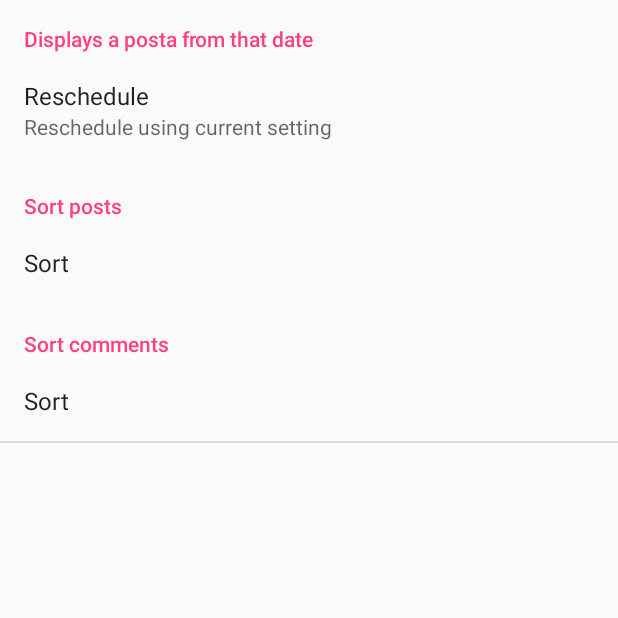
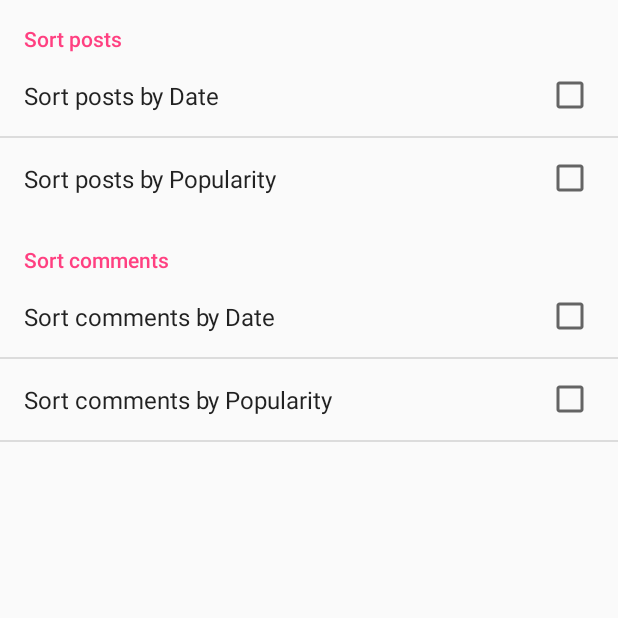
Before and after one commit to mare1997/-Android, an Android app: the screen it shows after launch (SettingsActivity), in the options menu, after a tap on "Settings", on a phone screen of 412 x 824 dp, the top half of it. Run offline under Robolectric (Android 15) with nearby library versions, the phone set to English and light mode, and no system bars.

Commit message:
ZAdatak7

```diff
--- a/Android2/app/build.gradle
+++ b/Android2/app/build.gradle
@@ -4,7 +4,7 @@ android {
     compileSdkVersion 26
     defaultConfig {
         applicationId "com.android.android"
-        minSdkVersion 23
+        minSdkVersion 21
         targetSdkVersion 26
         versionCode 1
         versionName "1.0"
--- a/Android2/app/src/main/java/com/android/android/PostsActivity.java
+++ b/Android2/app/src/main/java/com/android/android/PostsActivity.java
@@ -31,7 +31,8 @@ public class PostsActivity extends AppCompatActivity implements AdapterView.OnIt
     private DrawerLayout drawerLayout;
     private ListView listView;
     private String[] lista;
-    private String sortPost;
+    private boolean sortPostbyDate;
+    private boolean sortPostbyPppularity;
     private SharedPreferences sharedPreferences;
     private ActionBarDrawerToggle toggle;
     private ArrayList<Post> posts = new ArrayList<Post>();
@@ -90,26 +91,27 @@ public class PostsActivity extends AppCompatActivity implements AdapterView.OnIt
 
         User newUser = new User();
         newUser.setUsername("newUsername");
-
+        Date date=new Date(2018,05,1);
+        Date date2=new Date(2018,03,1);
         Date currentDate = Calendar.getInstance().getTime();
         Post post2 = new Post();
         post2.setAuthor(newUser);
-        post2.setTitle("Titdbaagdgagatle");
+        post2.setTitle("Ne popularan");
         post2.setDate(currentDate);
         post2.setLikes(50);
         post2.setDislikes(1232);
         posts.add(post2);
         Post post = new Post();
         post.setAuthor(newUser);
-        post.setTitle("Title");
-        post.setDate(currentDate);
+        post.setTitle("Popularan");
+        post.setDate(date);
         post.setLikes(100);
         post.setDislikes(1);
 
         Post post1 = new Post();
         post1.setAuthor(newUser);
-        post1.setTitle("TitleTitle");
-        post1.setDate(currentDate);
+        post1.setTitle("Mare");
+        post1.setDate(date2);
         post1.setLikes(50);
         post1.setDislikes(2);
         posts.add(post1);
@@ -159,26 +161,29 @@ public class PostsActivity extends AppCompatActivity implements AdapterView.OnIt
 
 
     public void sortPosts(){
-        sharedPreferences = PreferenceManager.getDefaultSharedPreferences(this);
-        sortPost = sharedPreferences.getString(getString(R.string.sortP), "Popularity");
+        sharedPreferences= PreferenceManager.getDefaultSharedPreferences(this);
+        sortPostbyDate =sharedPreferences.getBoolean(getString(R.string.sort_comm_date_key),false);
+        sortPostbyPppularity=sharedPreferences.getBoolean(getString(R.string.sort_posts_popu),false);
+        if(sortPostbyDate == true){
+            sortByDate();
+        }
+        if(sortPostbyPppularity == true){
+            sortPostsByPopularity();
+        }
 
 
-        switch (sortPost){
-            case "Popularity":sortPostsByPopularity();
-            case "Date":sortByDate();
-        }
     }
     public void sortPostsByPopularity(){
-        Toast.makeText(this, posts.toString(), Toast.LENGTH_SHORT).show();
+
         Collections.sort(posts, new Comparator< Post >() {
             @Override
             public int compare(Post post, Post t1) {
-                return post.getPopularity() - t1.getPopularity();
+                return   post.getPopularity() - t1.getPopularity();
             }
 
 
         });
-        Toast.makeText(this, posts.toString(), Toast.LENGTH_SHORT).show();
+
     }
     public void sortByDate(){
         Collections.sort(posts, new Comparator<Post>() {
--- a/Android2/app/src/main/java/com/android/android/SettingsActivity.java
+++ b/Android2/app/src/main/java/com/android/android/SettingsActivity.java
@@ -3,12 +3,15 @@ package com.android.android;
 import android.annotation.TargetApi;
 import android.app.DatePickerDialog;
 import android.os.Build;
+import android.preference.CheckBoxPreference;
 import android.preference.Preference;
 import android.preference.PreferenceActivity;
 import android.preference.PreferenceFragment;
+import android.support.v4.app.NavUtils;
 import android.support.v7.app.AppCompatActivity;
 import android.os.Bundle;
 import android.util.Log;
+import android.view.MenuItem;
 import android.widget.DatePicker;
 
 import java.util.Calendar;
@@ -18,68 +21,123 @@ public class SettingsActivity extends PreferenceActivity implements DatePickerDi
     @Override
     protected void onCreate(Bundle savedInstanceState) {
         super.onCreate(savedInstanceState);
-
-
-        getFragmentManager().beginTransaction().replace(android.R.id.content,
-                new PrefsFragment()).commit();
-        Preference btnDateFilter = (Preference) findPreference("btnDateFilter");
-        /*btnDateFilter.setOnPreferenceClickListener(new Preference.OnPreferenceClickListener() {
-            @TargetApi(Build.VERSION_CODES.HONEYCOMB)
-            @Override
-            public boolean onPreferenceClick(Preference preference) {
-                showDateDialog();
-                return false;
-            }
-        });*/
+        addPreferencesFromResource(R.xml.preferences);
+        setRules();
 
 
     }
+
     @Override
-    protected  void onStart() {
+    protected void onStart() {
         super.onStart();
     }
+
     @Override
-    protected  void onRestart() {
+    protected void onRestart() {
         super.onRestart();
     }
+
     @Override
-    protected  void onResume() {
+    protected void onResume() {
         super.onResume();
     }
+
     @Override
-    protected  void onPause() {
+    protected void onPause() {
         super.onPause();
     }
+
     @Override
-    protected  void onStop() {
+    protected void onStop() {
         super.onStop();
     }
+
     @Override
-    protected  void onDestroy() {
+    protected void onDestroy() {
         super.onDestroy();
     }
 
     @Override
     public void onDateSet(DatePicker datePicker, int i, int i1, int i2) {
-        Log.i("dasd","year "+i+" month "+i1+" day "+i2);
+        Log.i("dasd", "year " + i + " month " + i1 + " day " + i2);
     }
-    public static class PrefsFragment extends PreferenceFragment {
 
-        @Override
-        public void onCreate(Bundle savedInstanceState) {
-            super.onCreate(savedInstanceState);
 
-            // Load the preferences from an XML resource
-            addPreferencesFromResource(R.xml.preferences);
+
+    public boolean onOptionsItemSelected(MenuItem item) {
+        switch (item.getItemId()) {
+            // Respond to the action bar's Up/Home button
+            case android.R.id.home:
+                NavUtils.navigateUpFromSameTask(this);
+                return true;
         }
+        return super.onOptionsItemSelected(item);
     }
-    private void showDateDialog(){
-        // Use the current date as the default date in the picker
-        final Calendar c = Calendar.getInstance();
-        int year = c.get(Calendar.YEAR);
-        int month = c.get(Calendar.MONTH);
-        int day = c.get(Calendar.DAY_OF_MONTH);
-        new DatePickerDialog(this,this, year, month, day).show();
+
+    private void setStatus(Preference preference, boolean stats) {
+        preference.setEnabled(stats);
+    }
+
+    public void setRules() {
+        CheckBoxPreference cbPostDate = (CheckBoxPreference) findPreference(getString(R.string.sort_posts_date_key));
+        cbPostDate.setOnPreferenceClickListener(new Preference.OnPreferenceClickListener() {
+            @Override
+            public boolean onPreferenceClick(Preference preference) {
+                CheckBoxPreference checkBoxPreference = (CheckBoxPreference) preference;
+                setStatus(findPreference(getString(R.string.sort_posts_popu_key)), !checkBoxPreference.isChecked());
+                return true;
+
+            }
+        });
+
+        CheckBoxPreference cbPostPop = (CheckBoxPreference) findPreference(getString(R.string.sort_posts_popu_key));
+        cbPostPop.setOnPreferenceClickListener(new Preference.OnPreferenceClickListener() {
+            @Override
+            public boolean onPreferenceClick(Preference preference) {
+                CheckBoxPreference checkBoxPreference = (CheckBoxPreference) preference;
+                setStatus(findPreference(getString(R.string.sort_posts_date_key)), !checkBoxPreference.isChecked());
+                return true;
+
+            }
+        });
+
+        CheckBoxPreference cbCommDate = (CheckBoxPreference) findPreference(getString(R.string.sort_comm_date_key));
+        cbCommDate.setOnPreferenceClickListener(new Preference.OnPreferenceClickListener() {
+            @Override
+            public boolean onPreferenceClick(Preference preference) {
+                CheckBoxPreference checkBoxPreference = (CheckBoxPreference) preference;
+                setStatus(findPreference(getString(R.string.sort_comm_popu_key)), !checkBoxPreference.isChecked());
+                return true;
+
+            }
+        });
+
+        CheckBoxPreference cbCommPop = (CheckBoxPreference) findPreference(getString(R.string.sort_comm_popu_key));
+        cbCommPop.setOnPreferenceClickListener(new Preference.OnPreferenceClickListener() {
+            @Override
+            public boolean onPreferenceClick(Preference preference) {
+                CheckBoxPreference checkBoxPreference = (CheckBoxPreference) preference;
+                setStatus(findPreference(getString(R.string.sort_comm_date_key)), !checkBoxPreference.isChecked());
+                return true;
+
+            }
+        });
+
+        if (cbPostDate.isChecked() & cbPostDate.isEnabled()) {
+            setStatus(findPreference(getString(R.string.sort_posts_popu_key)), false);
+        }
+
+        if (cbPostPop.isChecked() & cbPostPop.isEnabled()) {
+            setStatus(findPreference(getString(R.string.sort_posts_date_key)), false);
+        }
+
+        if (cbCommDate.isChecked() & cbCommDate.isEnabled()) {
+            setStatus(findPreference(getString(R.string.sort_comm_popu_key)), false);
+        }
+
+        if (cbCommPop.isChecked() & cbCommPop.isEnabled()) {
+            setStatus(findPreference(getString(R.string.sort_comm_date_key)), false);
+        }
 
     }
 }
--- a/Android2/app/src/main/res/layout/activity_read_post.xml
+++ b/Android2/app/src/main/res/layout/activity_read_post.xml
@@ -59,10 +59,9 @@
                 android:id="@+id/imageView2"
                 android:layout_width="wrap_content"
                 android:layout_height="wrap_content"
+                android:layout_marginLeft="10dp"
                 android:layout_marginTop="10dp"
-            android:layout_marginLeft="10dp"
-            app:srcCompat="@mipmap/ic_launcher"
-            />
+                app:srcCompat="@mipmap/ic_launcher" />
 
             <TextView
                 android:id="@+id/textView1"
@@ -108,7 +107,7 @@
             android:layout_width="wrap_content"
             android:layout_height="wrap_content"
             android:contentDescription="@string/like"
-            app:srcCompat="@drawable/like50" />
+            app:srcCompat="@drawable/like24" />
 
         <TextView
             android:layout_width="wrap_content"
@@ -127,7 +126,7 @@
             android:layout_marginStart="26dp"
             android:layout_toEndOf="@+id/textView2"
             android:contentDescription="@string/dislike"
-            app:srcCompat="@drawable/dislike50" />
+            app:srcCompat="@drawable/dislike24" />
 
         <TextView
             android:layout_width="wrap_content"
--- a/Android2/app/src/main/res/values/strings.xml
+++ b/Android2/app/src/main/res/values/strings.xml
@@ -14,4 +14,12 @@
     <string name="popularity">Sort</string>
     <string name="sortP">Sort posts</string>
     <string name="sortC">Sort comments</string>
+    <string name="sort_posts_date_key">Sort_posts_by_Date</string>
+    <string name="sort_posts_popu_key">Sort_posts_by_Popularity</string>
+    <string name="sort_comm_date_key">Sort_comments_by_Date</string>
+    <string name="sort_comm_popu_key">Sort_comments_by_Popularity</string>
+    <string name="sort_posts_date">Sort posts by Date</string>
+    <string name="sort_posts_popu">Sort posts by Popularity</string>
+    <string name="sort_comm_date">Sort comments by Date</string>
+    <string name="sort_comm_popu">Sort comments by Popularity</string>
 </resources>
--- a/Android2/app/src/main/res/xml/preferences.xml
+++ b/Android2/app/src/main/res/xml/preferences.xml
@@ -2,53 +2,31 @@
 <PreferenceScreen xmlns:android="http://schemas.android.com/apk/res/android">
 
     <PreferenceCategory
-        android:title="Displays a posta from that date"
-        android:key="dbtnDateFilter"
+        android:title="@string/sortP"
+        android:key="@string/sortP"
         >
-        <Preference
-            android:key="btnDateFilter"
-            android:summary="Reschedule using current setting"
-            android:title="Reschedule" >
-
-        </Preference>
-
-
+    <CheckBoxPreference
+        android:defaultValue="false"
+        android:key="@string/sort_posts_date_key"
+        android:title="@string/sort_posts_date" />
+    <CheckBoxPreference
+        android:defaultValue="false"
+        android:key="@string/sort_posts_popu_key"
+        android:title="@string/sort_posts_popu" />
 
     </PreferenceCategory>
     <PreferenceCategory
-        android:title="Sort posts"
-        android:key="sort_posts">
-        <ListPreference
+        android:title="@string/sortC"
+        android:key="@string/sortC"
 
-            android:dialogTitle="@string/popularity"
-            android:entries="@array/pref_sortP_entries"
-            android:entryValues="@array/pref_sortP_values"
-            android:key="@string/sortP"
-            android:title="@string/popularity"
-            android:summary="%s"
-            android:defaultValue="1"/>
-
-
-
-
+        >
+    <CheckBoxPreference
+        android:defaultValue="false"
+        android:key="@string/sort_comm_date_key"
+        android:title="@string/sort_comm_date" />
+    <CheckBoxPreference
+        android:defaultValue="false"
+        android:key="@string/sort_comm_popu_key"
+        android:title="@string/sort_comm_popu" />
     </PreferenceCategory>
-    <PreferenceCategory
-        android:title="Sort comments"
-        android:key="sort_comment">
-        <ListPreference
-            android:dialogTitle="@string/popularity"
-            android:entries="@array/pref_sortP_entries"
-            android:entryValues="@array/pref_sortP_values"
-            android:key="@string/sortC"
-            android:title="@string/popularity"
-            android:summary="%s"
-            android:defaultValue="1"/>
-
-
-
-
-    </PreferenceCategory>
-
-
-
 </PreferenceScreen>
```
Lines whose indentation alone changed are shown as unchanged.
